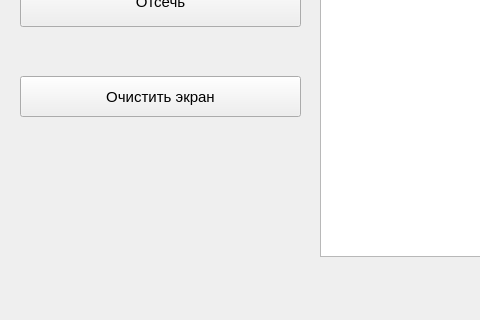
The window that lab_07/mainwindow.ui (CutNGrap/ics7-cg) describes before a commit, drawn with Qt 5; both pictures show x 0 to 480 and y 474 to 794 of the 1269 by 794 pixel window.
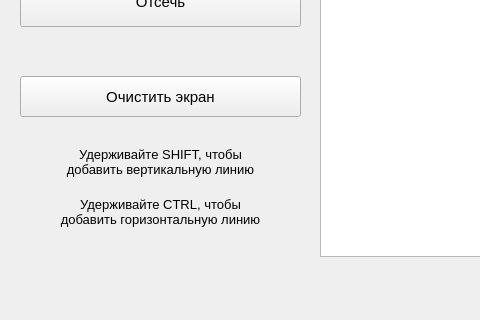
The same window after the commit.

```diff
--- a/lab_07/mainwindow.ui
+++ b/lab_07/mainwindow.ui
@@ -125,6 +125,50 @@
      <string>Отсечь</string>
     </property>
    </widget>
+   <widget class="QLabel" name="lab_centre_5">
+    <property name="geometry">
+     <rect>
+      <x>10</x>
+      <y>660</y>
+      <width>301</width>
+      <height>51</height>
+     </rect>
+    </property>
+    <property name="font">
+     <font>
+      <pointsize>10</pointsize>
+     </font>
+    </property>
+    <property name="text">
+     <string>Удерживайте CTRL, чтобы
+добавить горизонтальную линию</string>
+    </property>
+    <property name="alignment">
+     <set>Qt::AlignCenter</set>
+    </property>
+   </widget>
+   <widget class="QLabel" name="lab_centre_4">
+    <property name="geometry">
+     <rect>
+      <x>10</x>
+      <y>610</y>
+      <width>301</width>
+      <height>51</height>
+     </rect>
+    </property>
+    <property name="font">
+     <font>
+      <pointsize>10</pointsize>
+     </font>
+    </property>
+    <property name="text">
+     <string>Удерживайте SHIFT, чтобы
+добавить вертикальную линию</string>
+    </property>
+    <property name="alignment">
+     <set>Qt::AlignCenter</set>
+    </property>
+   </widget>
   </widget>
   <widget class="QMenuBar" name="menubar">
    <property name="geometry">
```
